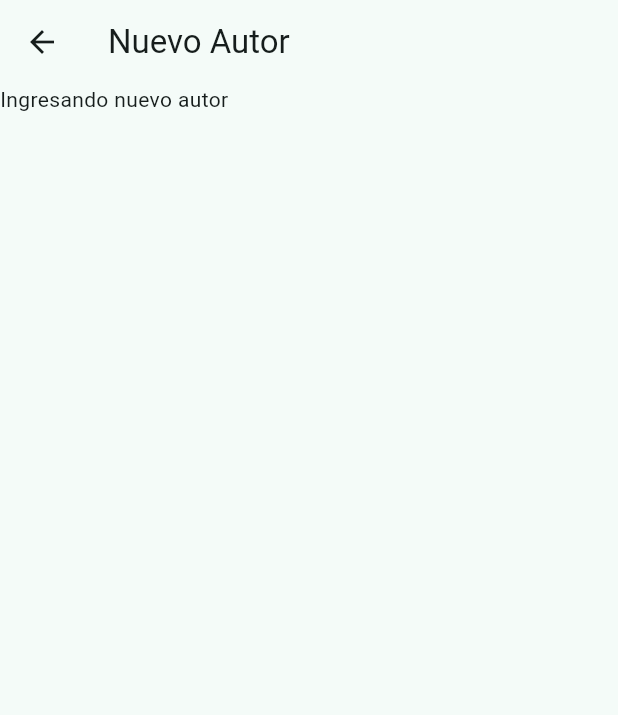
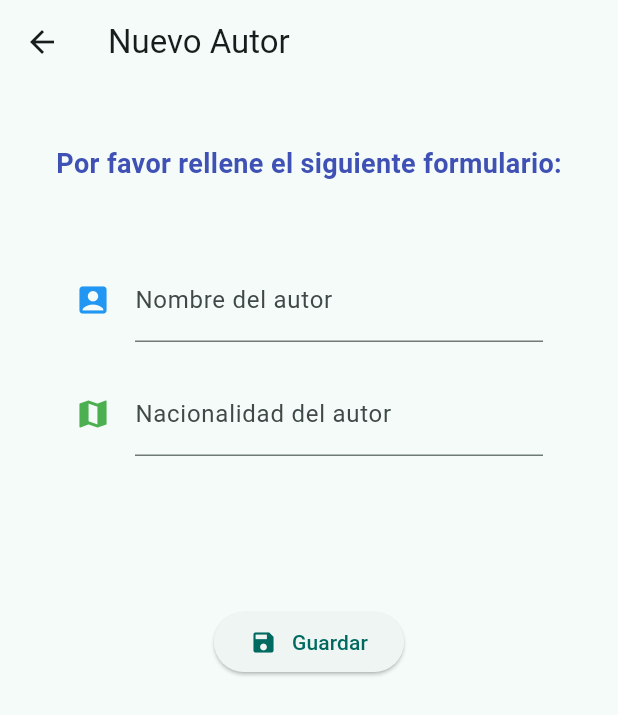
Before and after one commit to Ever-VC/biblioteca-flutter, a Flutter app: the AuthorsForm screen opened directly, on a phone screen of 412 x 824 dp. Shown: the top 715 px of the screen. Run offline on Flutter 3.47's test engine with Material 3 defaults, Android fonts, the phone set to English and light mode, and no system bars; our stand-ins replace sqflite; accounts and stored records are empty.

Commit message:
ui: Vistas con los formularios para crear registros

```diff
--- a/lib/presentation/screens/authors/authors_form.dart
+++ b/lib/presentation/screens/authors/authors_form.dart
@@ -1,20 +1,108 @@
 import 'package:flutter/material.dart';
+import 'package:myapp/models/author.dart';
 
 class AuthorsForm extends StatefulWidget {
-  const AuthorsForm({super.key});
+  final Author? author;
+
+  const AuthorsForm({super.key, this.author});
 
   @override
-  State<AuthorsForm> createState() => _AuthorsFormState();
+  // ignore: no_logic_in_create_state
+  State<AuthorsForm> createState() => _AuthorsFormState(author);
 }
 
 class _AuthorsFormState extends State<AuthorsForm> {
+  final TextEditingController txtName = TextEditingController();
+  final TextEditingController txtNationality = TextEditingController();
+  final _formKey = GlobalKey<FormState>();
+  String message = 'Nuevo Autor';
+  final Author? authorToEdit;
+
+  _AuthorsFormState(this.authorToEdit);
+
+  @override
+  void initState() {
+    super.initState();
+    if (authorToEdit != null) {
+      txtName.text = authorToEdit!.name;
+      txtNationality.text = authorToEdit!.nationality;
+      message = 'Editar Autor';
+    }
+  }
+
   @override
   Widget build(BuildContext context) {
     return Scaffold(
       appBar: AppBar(
-        title: Text("Nuevo Autor"),
+        title: Text(message),
       ),
-      body: Text("Ingresando nuevo autor"),
+      body: Column(
+        children: [
+          SizedBox(height: 40,),
+          Text(
+            "Por favor rellene el siguiente formulario:",
+            style: TextStyle(
+              fontWeight: FontWeight.bold,
+              color: Colors.indigo,
+              fontSize: 18,
+            ),
+          ),
+          Padding(
+            padding: EdgeInsets.all(50),
+            child: Form(
+              key: _formKey,
+              child: Column(
+                children: [
+                  TextFormField(
+                    controller: txtName,
+                    decoration: InputDecoration(
+                      labelText: 'Nombre del autor',
+                      icon: Icon(Icons.account_box, color: Colors.blue,),
+                    ),
+                    validator: (value) {
+                      if (value == null || value.isEmpty) {
+                        return 'El campo no puede ser vacío.';
+                      }
+                      return null;
+                    },
+                  ),
+                  SizedBox(height: 20,),
+                  TextFormField(
+                    controller: txtNationality,
+                    decoration: InputDecoration(
+                      labelText: 'Nacionalidad del autor',
+                      icon: Icon(Icons.map, color: Colors.green,),
+                    ),
+                    validator: (value) {
+                      if (value == null || value.isEmpty) {
+                        return 'El campo no puede ser vacío.';
+                      }
+                      return null;
+                    },
+                  ),
+                  SizedBox(height: 100,),
+                  ElevatedButton(
+                    onPressed: () {
+                      if (_formKey.currentState!.validate()) {
+                        // Guardar
+                      }
+                    },
+                    child: Row(
+                      mainAxisAlignment: MainAxisAlignment.center,
+                      mainAxisSize: MainAxisSize.min,
+                      children: [
+                        Icon(Icons.save),
+                        SizedBox(width: 10,),
+                        Text("Guardar")
+                      ],
+                    )
+                  )
+                ],
+              )
+            ),
+          )
+        ],
+      ),
     );
   }
 }
```
Also changed, not shown: lib/presentation/screens/books/books_form.dart (+88 -3 lines).
